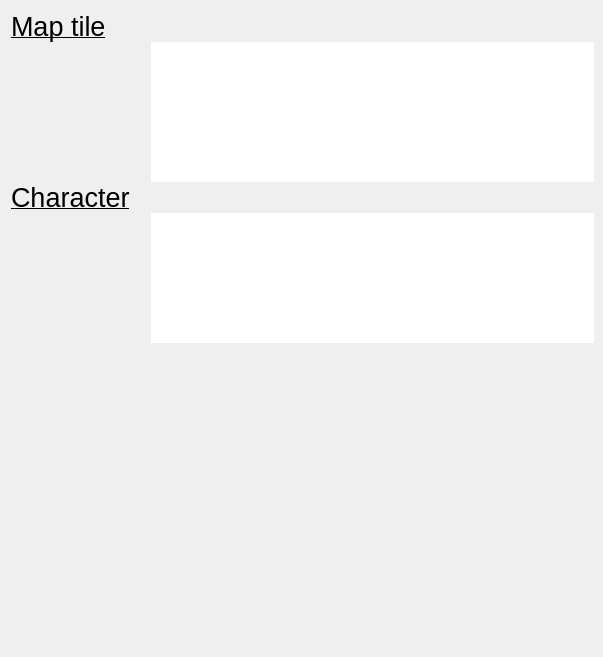
First picture: the form in OrodaelTurrim/res/ui/mapInfoWidget.ui, repository Wilson194/OrodaelTurrim, before the edit.
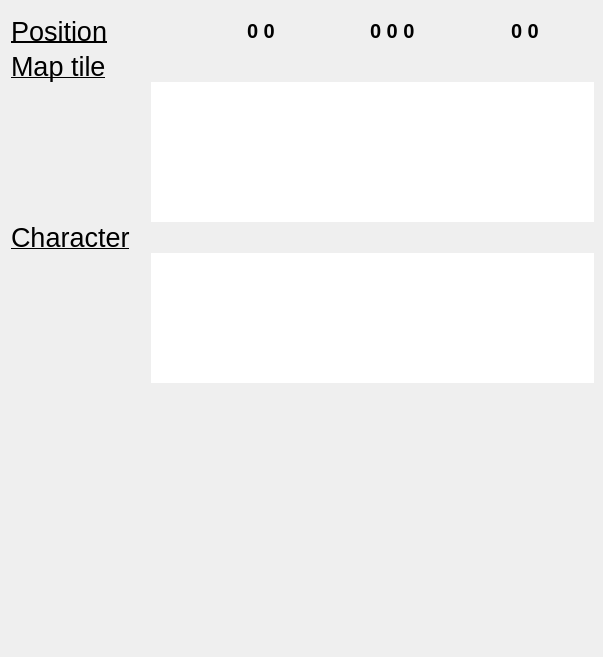
Second picture: the form after the edit.

Diff of the .ui file:
```diff
--- a/OrodaelTurrim/res/ui/mapInfoWidget.ui
+++ b/OrodaelTurrim/res/ui/mapInfoWidget.ui
@@ -20,71 +20,7 @@
    <property name="spacing">
     <number>0</number>
    </property>
-   <item row="0" column="0" colspan="2">
-    <widget class="QLabel" name="tileLabel">
-     <property name="font">
-      <font>
-       <pointsize>20</pointsize>
-       <underline>true</underline>
-      </font>
-     </property>
-     <property name="text">
-      <string>Map tile</string>
-     </property>
-     <property name="margin">
-      <number>5</number>
-     </property>
-    </widget>
-   </item>
-   <item row="1" column="1">
-    <widget class="QTextEdit" name="tileInfoText">
-     <property name="sizePolicy">
-      <sizepolicy hsizetype="Expanding" vsizetype="Ignored">
-       <horstretch>0</horstretch>
-       <verstretch>0</verstretch>
-      </sizepolicy>
-     </property>
-     <property name="frameShape">
-      <enum>QFrame::NoFrame</enum>
-     </property>
-    </widget>
-   </item>
-   <item row="4" column="0">
-    <spacer name="verticalSpacer">
-     <property name="orientation">
-      <enum>Qt::Vertical</enum>
-     </property>
-     <property name="sizeHint" stdset="0">
-      <size>
-       <width>20</width>
-       <height>40</height>
-      </size>
-     </property>
-    </spacer>
-   </item>
-   <item row="3" column="1">
-    <widget class="QTextEdit" name="characterInfoWidget">
-     <property name="sizePolicy">
-      <sizepolicy hsizetype="Expanding" vsizetype="Ignored">
-       <horstretch>0</horstretch>
-       <verstretch>0</verstretch>
-      </sizepolicy>
-     </property>
-     <property name="frameShape">
-      <enum>QFrame::NoFrame</enum>
-     </property>
-     <property name="verticalScrollBarPolicy">
-      <enum>Qt::ScrollBarAlwaysOff</enum>
-     </property>
-     <property name="horizontalScrollBarPolicy">
-      <enum>Qt::ScrollBarAlwaysOff</enum>
-     </property>
-     <property name="readOnly">
-      <bool>true</bool>
-     </property>
-    </widget>
-   </item>
-   <item row="2" column="0" colspan="2">
+   <item row="3" column="0" colspan="10">
     <widget class="QLabel" name="characterLabel">
      <property name="font">
       <font>
@@ -103,7 +39,7 @@
      </property>
     </widget>
    </item>
-   <item row="1" column="0">
+   <item row="2" column="0">
     <widget class="QLabel" name="tileImageLabel">
      <property name="sizePolicy">
       <sizepolicy hsizetype="Fixed" vsizetype="Fixed">
@@ -134,7 +70,20 @@
      </property>
     </widget>
    </item>
-   <item row="3" column="0">
+   <item row="5" column="0">
+    <spacer name="verticalSpacer">
+     <property name="orientation">
+      <enum>Qt::Vertical</enum>
+     </property>
+     <property name="sizeHint" stdset="0">
+      <size>
+       <width>20</width>
+       <height>40</height>
+      </size>
+     </property>
+    </spacer>
+   </item>
+   <item row="4" column="0">
     <widget class="QLabel" name="characterImageLabel">
      <property name="sizePolicy">
       <sizepolicy hsizetype="Fixed" vsizetype="Fixed">
@@ -165,6 +114,277 @@
      </property>
     </widget>
    </item>
+   <item row="1" column="0" colspan="10">
+    <widget class="QLabel" name="tileLabel">
+     <property name="font">
+      <font>
+       <pointsize>20</pointsize>
+       <underline>true</underline>
+      </font>
+     </property>
+     <property name="text">
+      <string>Map tile</string>
+     </property>
+     <property name="margin">
+      <number>5</number>
+     </property>
+    </widget>
+   </item>
+   <item row="0" column="1">
+    <spacer name="horizontalSpacer">
+     <property name="orientation">
+      <enum>Qt::Horizontal</enum>
+     </property>
+     <property name="sizeHint" stdset="0">
+      <size>
+       <width>40</width>
+       <height>20</height>
+      </size>
+     </property>
+    </spacer>
+   </item>
+   <item row="0" column="10">
+    <spacer name="horizontalSpacer_2">
+     <property name="orientation">
+      <enum>Qt::Horizontal</enum>
+     </property>
+     <property name="sizeHint" stdset="0">
+      <size>
+       <width>40</width>
+       <height>20</height>
+      </size>
+     </property>
+    </spacer>
+   </item>
+   <item row="0" column="4">
+    <spacer name="horizontalSpacer_3">
+     <property name="orientation">
+      <enum>Qt::Horizontal</enum>
+     </property>
+     <property name="sizeHint" stdset="0">
+      <size>
+       <width>40</width>
+       <height>20</height>
+      </size>
+     </property>
+    </spacer>
+   </item>
+   <item row="0" column="0">
+    <widget class="QLabel" name="positionLabel">
+     <property name="font">
+      <font>
+       <pointsize>20</pointsize>
+       <weight>50</weight>
+       <bold>false</bold>
+       <underline>true</underline>
+      </font>
+     </property>
+     <property name="text">
+      <string>Position</string>
+     </property>
+     <property name="margin">
+      <number>5</number>
+     </property>
+    </widget>
+   </item>
+   <item row="0" column="2">
+    <widget class="QLabel" name="offsetIconLabel">
+     <property name="sizePolicy">
+      <sizepolicy hsizetype="Fixed" vsizetype="Fixed">
+       <horstretch>0</horstretch>
+       <verstretch>0</verstretch>
+      </sizepolicy>
+     </property>
+     <property name="minimumSize">
+      <size>
+       <width>40</width>
+       <height>40</height>
+      </size>
+     </property>
+     <property name="maximumSize">
+      <size>
+       <width>40</width>
+       <height>40</height>
+      </size>
+     </property>
+     <property name="toolTip">
+      <string>Offset position [q,r]</string>
+     </property>
+     <property name="text">
+      <string/>
+     </property>
+     <property name="alignment">
+      <set>Qt::AlignCenter</set>
+     </property>
+     <property name="margin">
+      <number>3</number>
+     </property>
+    </widget>
+   </item>
+   <item row="0" column="6">
+    <widget class="QLabel" name="cubicPositionLabel">
+     <property name="font">
+      <font>
+       <pointsize>15</pointsize>
+       <weight>75</weight>
+       <bold>true</bold>
+      </font>
+     </property>
+     <property name="toolTip">
+      <string>Cubic position [x,z,y]</string>
+     </property>
+     <property name="text">
+      <string>0 0 0</string>
+     </property>
+    </widget>
+   </item>
+   <item row="0" column="3">
+    <widget class="QLabel" name="offsetPositionLabel">
+     <property name="font">
+      <font>
+       <pointsize>15</pointsize>
+       <weight>75</weight>
+       <bold>true</bold>
+      </font>
+     </property>
+     <property name="toolTip">
+      <string>Offset position [q,r]</string>
+     </property>
+     <property name="text">
+      <string>0 0</string>
+     </property>
+    </widget>
+   </item>
+   <item row="0" column="9">
+    <widget class="QLabel" name="axialPositionLabel">
+     <property name="font">
+      <font>
+       <pointsize>15</pointsize>
+       <weight>75</weight>
+       <bold>true</bold>
+      </font>
+     </property>
+     <property name="toolTip">
+      <string>Axial position [q,r]</string>
+     </property>
+     <property name="text">
+      <string>0 0</string>
+     </property>
+    </widget>
+   </item>
+   <item row="0" column="5">
+    <widget class="QLabel" name="cubicIconLabel">
+     <property name="sizePolicy">
+      <sizepolicy hsizetype="Fixed" vsizetype="Fixed">
+       <horstretch>0</horstretch>
+       <verstretch>0</verstretch>
+      </sizepolicy>
+     </property>
+     <property name="minimumSize">
+      <size>
+       <width>40</width>
+       <height>40</height>
+      </size>
+     </property>
+     <property name="maximumSize">
+      <size>
+       <width>40</width>
+       <height>40</height>
+      </size>
+     </property>
+     <property name="toolTip">
+      <string>Cubic position [x,z,y]</string>
+     </property>
+     <property name="text">
+      <string/>
+     </property>
+     <property name="margin">
+      <number>3</number>
+     </property>
+    </widget>
+   </item>
+   <item row="0" column="8">
+    <widget class="QLabel" name="axialIconLabel">
+     <property name="sizePolicy">
+      <sizepolicy hsizetype="Fixed" vsizetype="Fixed">
+       <horstretch>0</horstretch>
+       <verstretch>0</verstretch>
+      </sizepolicy>
+     </property>
+     <property name="minimumSize">
+      <size>
+       <width>40</width>
+       <height>40</height>
+      </size>
+     </property>
+     <property name="maximumSize">
+      <size>
+       <width>40</width>
+       <height>40</height>
+      </size>
+     </property>
+     <property name="toolTip">
+      <string>Axial position [q,r]</string>
+     </property>
+     <property name="text">
+      <string/>
+     </property>
+     <property name="margin">
+      <number>3</number>
+     </property>
+    </widget>
+   </item>
+   <item row="0" column="7">
+    <spacer name="horizontalSpacer_4">
+     <property name="orientation">
+      <enum>Qt::Horizontal</enum>
+     </property>
+     <property name="sizeHint" stdset="0">
+      <size>
+       <width>40</width>
+       <height>20</height>
+      </size>
+     </property>
+    </spacer>
+   </item>
+   <item row="2" column="1" colspan="10">
+    <widget class="QTextEdit" name="tileInfoText">
+     <property name="sizePolicy">
+      <sizepolicy hsizetype="Expanding" vsizetype="Ignored">
+       <horstretch>0</horstretch>
+       <verstretch>0</verstretch>
+      </sizepolicy>
+     </property>
+     <property name="frameShape">
+      <enum>QFrame::NoFrame</enum>
+     </property>
+     <property name="cursorWidth">
+      <number>0</number>
+     </property>
+    </widget>
+   </item>
+   <item row="4" column="1" colspan="10">
+    <widget class="QTextEdit" name="characterInfoWidget">
+     <property name="sizePolicy">
+      <sizepolicy hsizetype="Expanding" vsizetype="Ignored">
+       <horstretch>0</horstretch>
+       <verstretch>0</verstretch>
+      </sizepolicy>
+     </property>
+     <property name="frameShape">
+      <enum>QFrame::NoFrame</enum>
+     </property>
+     <property name="verticalScrollBarPolicy">
+      <enum>Qt::ScrollBarAlwaysOff</enum>
+     </property>
+     <property name="horizontalScrollBarPolicy">
+      <enum>Qt::ScrollBarAlwaysOff</enum>
+     </property>
+     <property name="readOnly">
+      <bool>true</bool>
+     </property>
+    </widget>
+   </item>
   </layout>
  </widget>
  <resources/>
```
